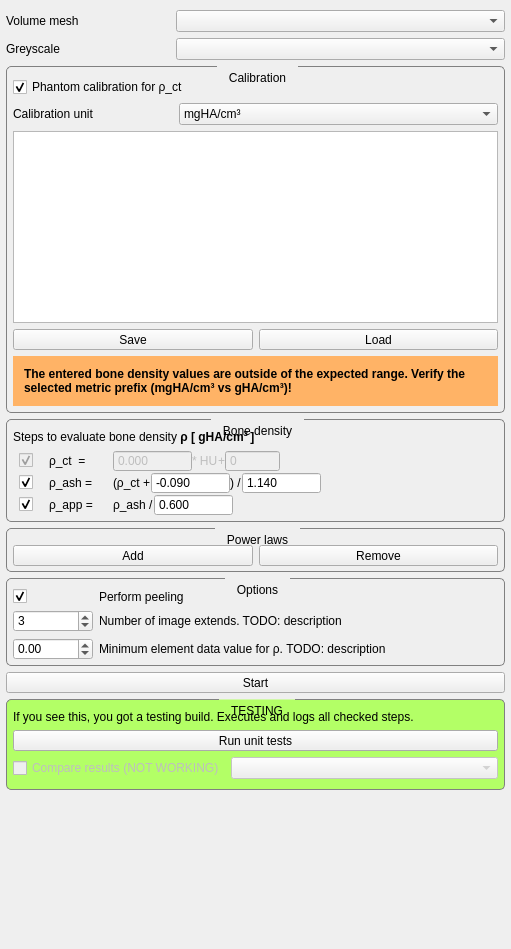
The window that Plugins/ch.zhaw.materialmapping/src/internal/MaterialMappingViewControls.ui (araex/mitk-gem) describes before a commit, drawn with Qt 5.
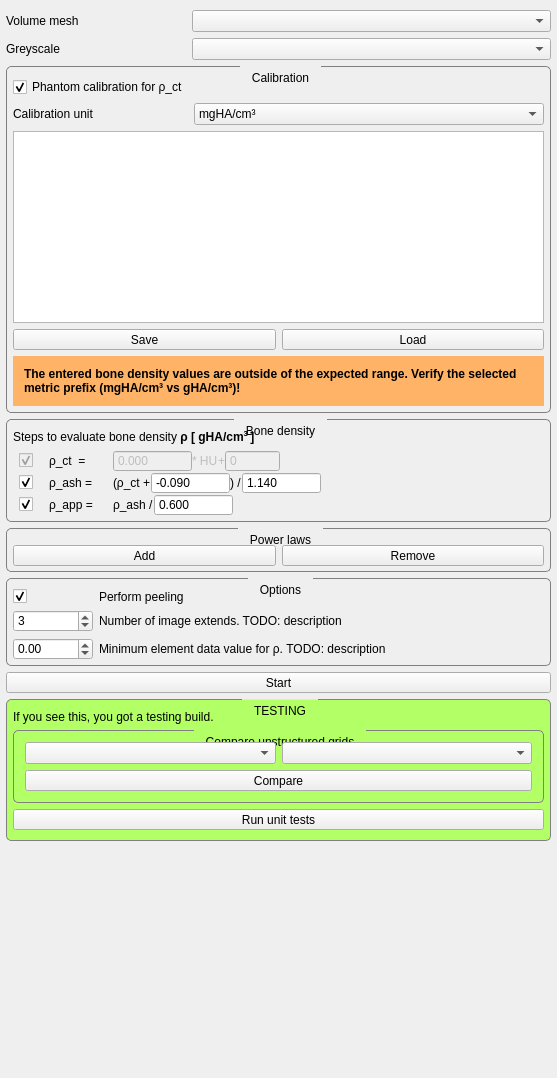
The same window after the commit. Custom widgets are drawn as their Qt base class.

Commit message: added grid comparator

Patch:
```diff
--- a/Plugins/ch.zhaw.materialmapping/src/internal/MaterialMappingViewControls.ui
+++ b/Plugins/ch.zhaw.materialmapping/src/internal/MaterialMappingViewControls.ui
@@ -6,8 +6,8 @@
    <rect>
     <x>0</x>
     <y>0</y>
-    <width>511</width>
-    <height>949</height>
+    <width>557</width>
+    <height>1078</height>
    </rect>
   </property>
   <property name="minimumSize">
@@ -1326,7 +1326,7 @@
            <item>
             <widget class="QLabel" name="label_9">
              <property name="text">
-              <string>If you see this, you got a testing build. Executes and logs all checked steps.</string>
+              <string>If you see this, you got a testing build. </string>
              </property>
              <property name="scaledContents">
               <bool>false</bool>
@@ -1337,27 +1337,20 @@
             </widget>
            </item>
            <item>
-            <widget class="QToolButton" name="runUnitTestsButton">
-             <property name="sizePolicy">
-              <sizepolicy hsizetype="MinimumExpanding" vsizetype="Fixed">
-               <horstretch>0</horstretch>
-               <verstretch>0</verstretch>
-              </sizepolicy>
+            <widget class="QGroupBox" name="groupBox">
+             <property name="title">
+              <string>Compare unstructured grids</string>
              </property>
-             <property name="text">
-              <string>Run unit tests</string>
-             </property>
-            </widget>
-           </item>
+             <layout class="QVBoxLayout" name="verticalLayout_14">
            <item>
             <widget class="QWidget" name="testingComparisonWidget" native="true">
              <property name="enabled">
-              <bool>false</bool>
+                 <bool>true</bool>
              </property>
              <property name="toolTip">
               <string>&lt;html&gt;&lt;head/&gt;&lt;body&gt;&lt;p&gt;Select the image to be segmented&lt;/p&gt;&lt;/body&gt;&lt;/html&gt;</string>
              </property>
-             <layout class="QHBoxLayout" name="horizontalLayout_9" stretch="1,2">
+                <layout class="QHBoxLayout" name="horizontalLayout_9" stretch="1,1">
               <property name="leftMargin">
                <number>0</number>
               </property>
@@ -1370,18 +1363,30 @@
               <property name="bottomMargin">
                <number>0</number>
               </property>
-              <item>
-               <widget class="QCheckBox" name="testingDoComparisonCheckBox">
-                <property name="text">
-                 <string>Compare results (NOT WORKING)</string>
-                </property>
-               </widget>
-              </item>
               <item>
                <widget class="QmitkDataStorageComboBox" name="expectedResultComboBox">
                 <property name="enabled">
+                    <bool>true</bool>
+                   </property>
+                   <property name="sizePolicy">
+                    <sizepolicy hsizetype="Minimum" vsizetype="Fixed">
+                     <horstretch>0</horstretch>
+                     <verstretch>0</verstretch>
+                    </sizepolicy>
+                   </property>
+                   <property name="editable">
                  <bool>false</bool>
                 </property>
+                   <property name="duplicatesEnabled">
+                    <bool>false</bool>
+                   </property>
+                  </widget>
+                 </item>
+                 <item>
+                  <widget class="QmitkDataStorageComboBox" name="expectedResultComboBox_2">
+                   <property name="enabled">
+                    <bool>true</bool>
+                   </property>
                 <property name="sizePolicy">
                  <sizepolicy hsizetype="Minimum" vsizetype="Fixed">
                   <horstretch>0</horstretch>
@@ -1399,7 +1404,36 @@
              </layout>
             </widget>
            </item>
-          </layout>
+              <item>
+               <widget class="QToolButton" name="compareGridsButton">
+                <property name="sizePolicy">
+                 <sizepolicy hsizetype="Expanding" vsizetype="Fixed">
+                  <horstretch>0</horstretch>
+                  <verstretch>0</verstretch>
+                 </sizepolicy>
+                </property>
+                <property name="text">
+                 <string>Compare</string>
+                </property>
+               </widget>
+              </item>
+             </layout>
+            </widget>
+           </item>
+          </layout>
+         </widget>
+        </item>
+        <item>
+         <widget class="QToolButton" name="runUnitTestsButton">
+          <property name="sizePolicy">
+           <sizepolicy hsizetype="MinimumExpanding" vsizetype="Fixed">
+            <horstretch>0</horstretch>
+            <verstretch>0</verstretch>
+           </sizepolicy>
+          </property>
+          <property name="text">
+           <string>Run unit tests</string>
+          </property>
          </widget>
         </item>
        </layout>
```
Lines whose indentation alone changed are shown as unchanged. The commit also changes 7 other files.
